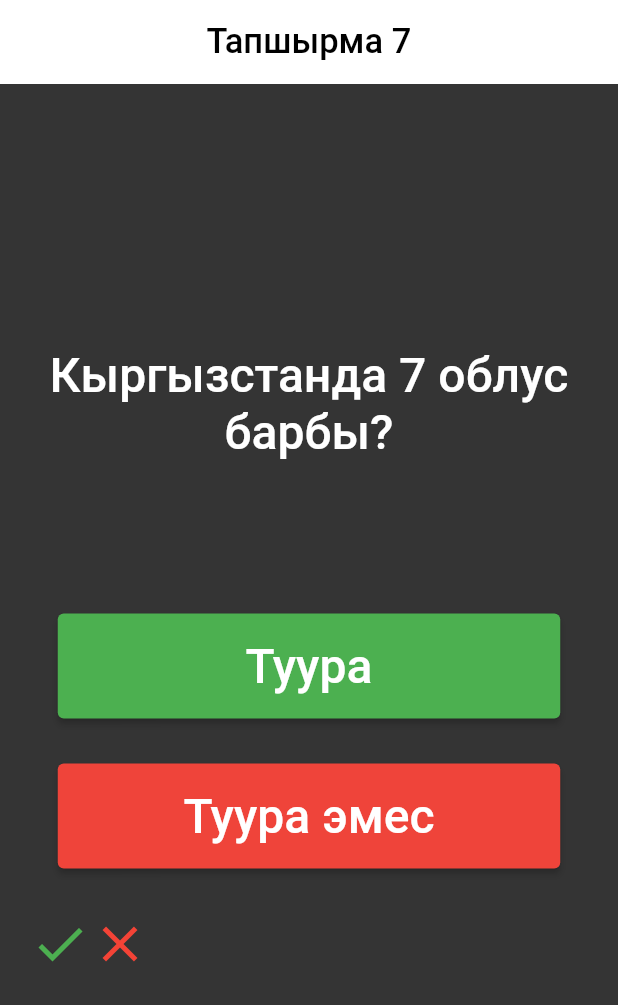
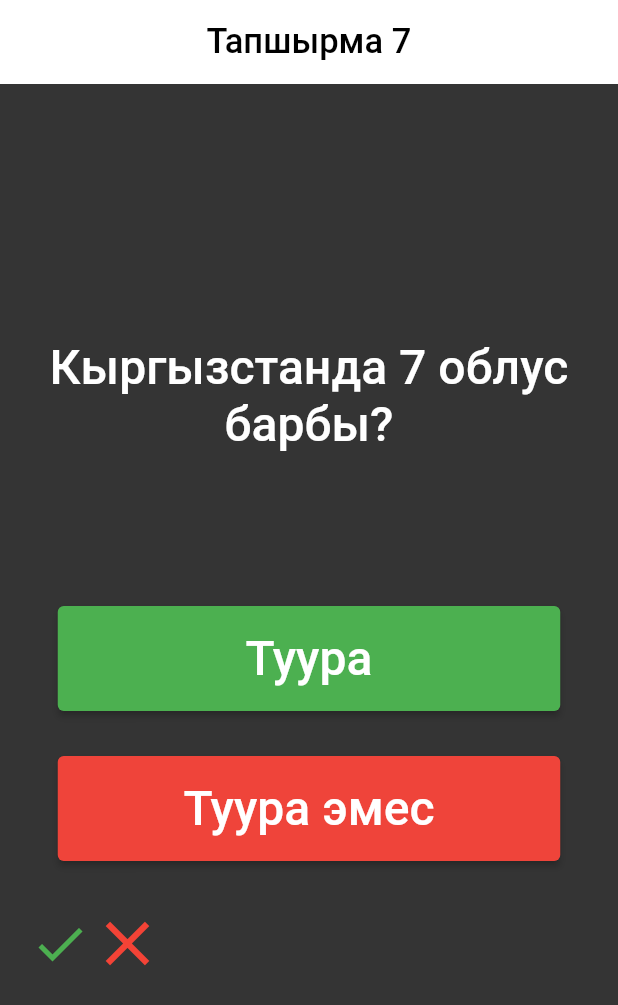
Before and after one commit to Abdiraimov/flutter, a Flutter app: the screen it shows after launch, on a phone screen of 412 x 824 dp. Shown: the top 1005 px of the screen. Run offline on Flutter 3.47's test engine with Material 2 defaults, Android fonts, the phone set to English and light mode, and no system bars; our stand-ins replace audioplayers.

Commit message:
40 to 50 changer

```diff
--- a/lesson14_quiz_app/lib/home/home.dart
+++ b/lesson14_quiz_app/lib/home/home.dart
@@ -62,7 +62,7 @@ class _HomePageState extends State<HomePage> {
               Icon(Icons.check, color: Colors.green,
               size: 40,),
               Icon(Icons.close, color: Colors.red,
-              size: 40,)
+              size: 50,)
             ],)
             // SizedBox(
             //   height: 50,
```
